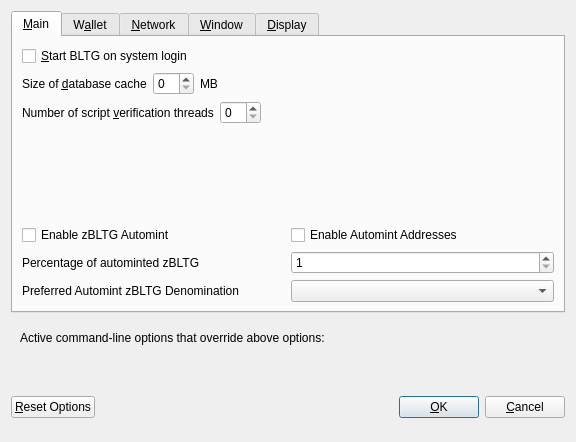
Block-Logic-Technology-Group/bltg, file src/qt/forms/optionsdialog.ui: the form before one commit.
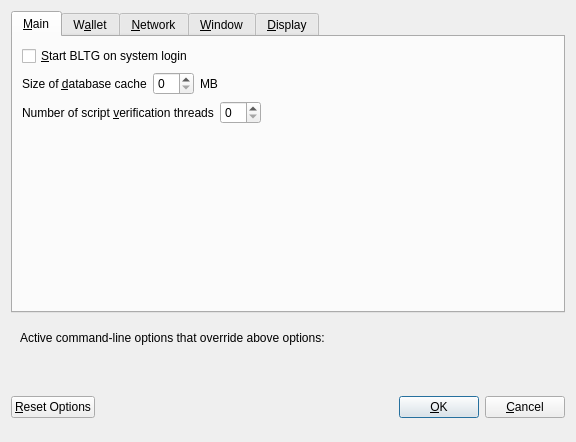
The form after the commit. Custom widgets are drawn as their Qt base class.

Commit message: Cleanup automint zbltg

```diff
--- a/src/qt/forms/optionsdialog.ui
+++ b/src/qt/forms/optionsdialog.ui
@@ -130,111 +130,6 @@
          </property>
         </spacer>
        </item>
-       <item>
-        <widget class="QWidget" name="verticalZbltgOptionsWidget" native="true">
-         <layout class="QVBoxLayout" name="verticalZbltgOptionsLayout">
-          <property name="margin">
-           <number>0</number>
-          </property>
-          <item>
-           <layout class="QHBoxLayout" name="horizontalAutomintingLayout">
-            <item>
-             <widget class="QCheckBox" name="checkBoxZeromintEnable">
-              <property name="toolTip">
-               <string>Enable automatic minting of BLTG units to zBLTG</string>
-              </property>
-              <property name="layoutDirection">
-               <enum>Qt::LeftToRight</enum>
-              </property>
-              <property name="text">
-               <string>Enable zBLTG Automint</string>
-              </property>
-             </widget>
-            </item>
-            <item>
-             <widget class="QCheckBox" name="checkBoxZeromintAddresses">
-              <property name="toolTip">
-               <string>Enable automatic zBLTG minting from specific addresses</string>
-              </property>
-              <property name="layoutDirection">
-               <enum>Qt::LeftToRight</enum>
-              </property>
-              <property name="text">
-               <string>Enable Automint Addresses</string>
-              </property>
-             </widget>
-            </item>
-           </layout>
-          </item>
-          <item>
-           <layout class="QHBoxLayout" name="horizontalZmintPercentageLayout">
-            <item>
-             <widget class="QLabel" name="percentage_label">
-              <property name="toolTip">
-               <string>Percentage of incoming BLTG which get automatically converted to zBLTG via Zerocoin Protocol (min: 10%)</string>
-              </property>
-              <property name="text">
-               <string>Percentage of autominted zBLTG</string>
-              </property>
-             </widget>
-            </item>
-            <item>
-             <widget class="QSpinBox" name="zeromintPercentage">
-              <property name="minimum">
-               <number>1</number>
-              </property>
-              <property name="maximum">
-               <number>100</number>
-              </property>
-             </widget>
-            </item>
-           </layout>
-          </item>
-          <item>
-           <layout class="QHBoxLayout" name="horizontalLayout" stretch="0,0">
-            <property name="sizeConstraint">
-             <enum>QLayout::SetFixedSize</enum>
-            </property>
-            <item>
-             <widget class="QLabel" name="labelPreferredDenom">
-              <property name="maximumSize">
-               <size>
-                <width>16777215</width>
-                <height>16777215</height>
-               </size>
-              </property>
-              <property name="toolTip">
-               <string>Wait with automatic conversion to Zerocoin until enough BLTG for this denomination is available</string>
-              </property>
-              <property name="text">
-               <string>Preferred Automint zBLTG Denomination</string>
-              </property>
-             </widget>
-            </item>
-            <item>
-             <widget class="QComboBox" name="preferredDenom">
-              <property name="maximumSize">
-               <size>
-                <width>16777215</width>
-                <height>27</height>
-               </size>
-              </property>
-              <property name="toolTip">
-               <string>Wait with automatic conversion to Zerocoin until enough BLTG for this denomination is available</string>
-              </property>
-              <property name="maxVisibleItems">
-               <number>9</number>
-              </property>
-              <property name="maxCount">
-               <number>9</number>
-              </property>
-             </widget>
-            </item>
-           </layout>
-          </item>
-         </layout>
-        </widget>
-       </item>
       </layout>
      </widget>
      <widget class="QWidget" name="tabWallet">
```
The commit also changes 29 other files.
